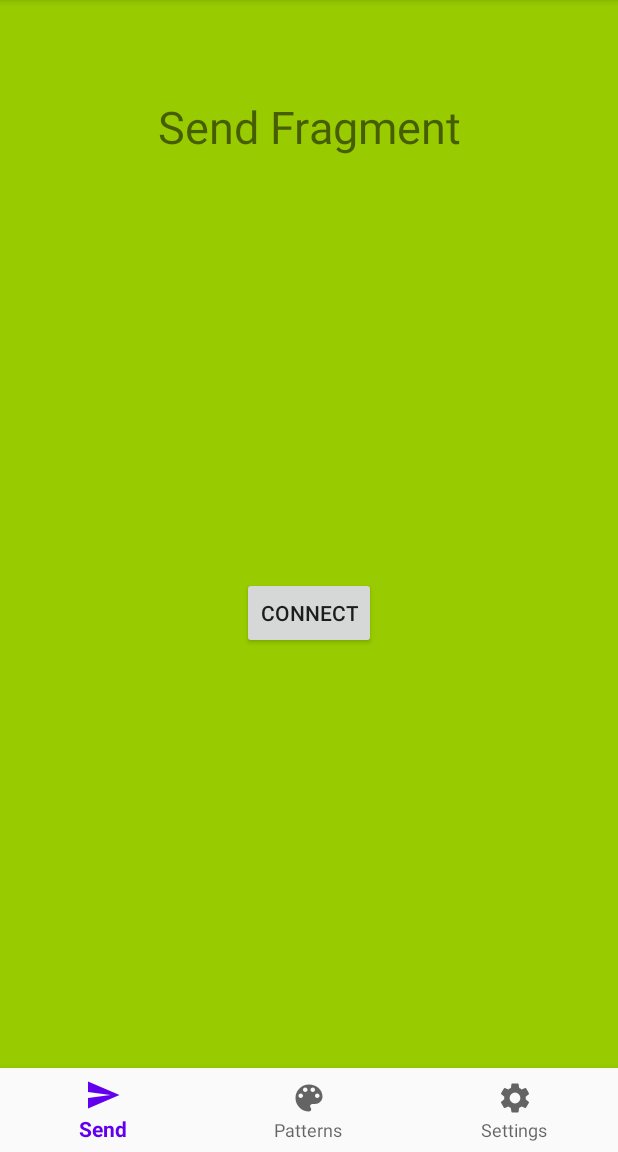
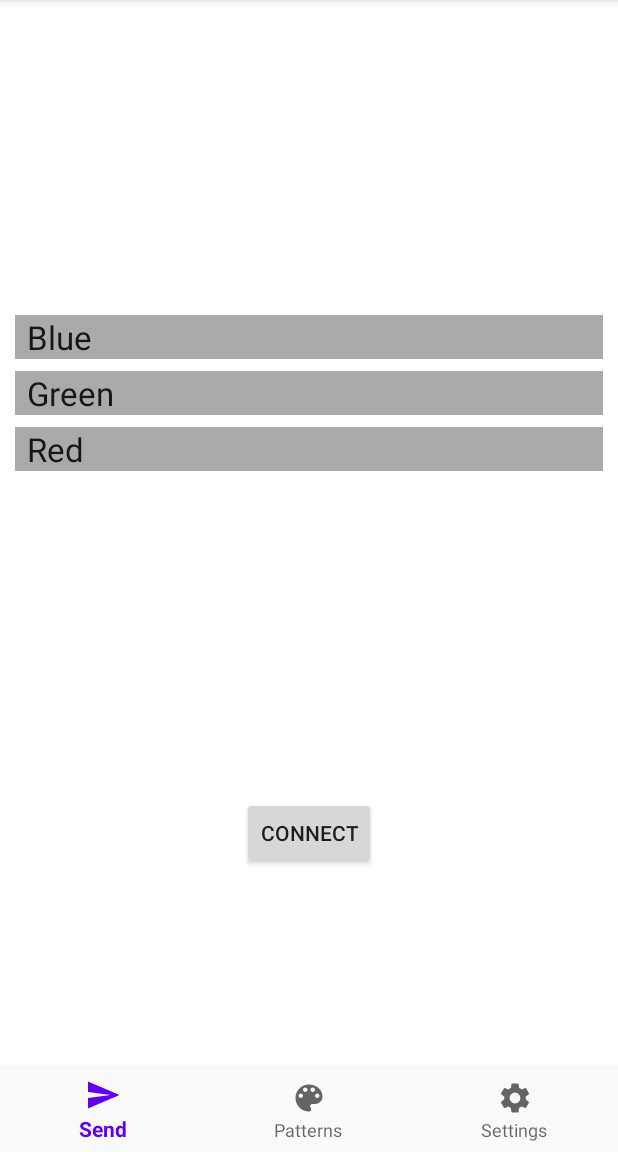
Before and after one commit to Lazloian/LEDControllerV2, an Android app: the screen it shows after launch (MainActivity), on a phone screen of 412 x 824 dp, the part 84-1236 px from its top. Run offline under Robolectric (Android 15) with nearby library versions, the light colour scheme and no system bars; our stand-ins replace EventBus, Room's generated code.

Commit message:
simple color sending

```diff
--- a/AndroidApp/LEDController/app/src/main/java/com/example/ledcontroller/ColorPattern.java
+++ b/AndroidApp/LEDController/app/src/main/java/com/example/ledcontroller/ColorPattern.java
@@ -18,10 +18,10 @@ public class ColorPattern {
     // code to send to esp32
     @NonNull
     @ColumnInfo(name = "code")
-    private String mCode;
+    private byte[] mCode;
 
     // constructor
-    public ColorPattern(@NonNull String name, @NonNull String code)
+    public ColorPattern(@NonNull String name, @NonNull byte[] code)
     {
         this.mName = name;
         this.mCode = code;
@@ -34,7 +34,7 @@ public class ColorPattern {
     }
 
     // get code
-    public String getCode()
+    public byte[] getCode()
     {
         return this.mCode;
     }
--- a/AndroidApp/LEDController/app/src/main/java/com/example/ledcontroller/PatternDao.java
+++ b/AndroidApp/LEDController/app/src/main/java/com/example/ledcontroller/PatternDao.java
@@ -23,6 +23,9 @@ public interface PatternDao { // public in the following methods is redundant si
     @Delete // deletes the pattern with the same primary key
     void delete(ColorPattern colorPattern);
 
+    @Query("DELETE FROM pattern_table") // deletes all entities in the pattern table
+    void deleteAll();
+
     @Query("SELECT * from pattern_table ORDER BY name ASC") // returns an alphabetized list of all the patterns
     LiveData<List<ColorPattern>> getPatterns();
 }
--- a/AndroidApp/LEDController/app/src/main/java/com/example/ledcontroller/PatternDatabase.java
+++ b/AndroidApp/LEDController/app/src/main/java/com/example/ledcontroller/PatternDatabase.java
@@ -52,6 +52,17 @@ public abstract class PatternDatabase extends RoomDatabase {
             {
                 PatternDao dao = INSTANCE.patternDao();
                 // interact with the database below
+                // delete previous patterns (for testing)
+                dao.deleteAll();
+                byte[] code = {'h', 0 - 128};
+                ColorPattern pattern = new ColorPattern("Red", code);
+                dao.insert(pattern);
+                code[1] = 96 - 128;
+                pattern = new ColorPattern("Green", code);
+                dao.insert(pattern);
+                code[1] = 160 - 128;
+                pattern = new ColorPattern("Blue", code);
+                dao.insert(pattern);
             });
         }
     };
--- /dev/null
+++ b/AndroidApp/LEDController/app/src/main/java/com/example/ledcontroller/PatternListAdapter.java
@@ -0,0 +1,97 @@
+package com.example.ledcontroller;
+
+import android.content.Context;
+import android.view.LayoutInflater;
+import android.view.View;
+import android.view.ViewGroup;
+import android.widget.TextView;
+
+import androidx.recyclerview.widget.RecyclerView;
+
+import java.util.List;
+
+public class PatternListAdapter extends RecyclerView.Adapter<PatternListAdapter.PatternViewHolder>  {
+
+    // holder for each pattern in recyclerView
+    public static class PatternViewHolder extends RecyclerView.ViewHolder implements View.OnClickListener
+    {
+        private final TextView patternNameView;
+        OnPatternListener onPatternListener;
+
+        private PatternViewHolder(View itemView, OnPatternListener onPatternListener)
+        {
+            super(itemView);
+            patternNameView = itemView.findViewById(R.id.textView);
+            this.onPatternListener = onPatternListener;
+
+            itemView.setOnClickListener(this);
+        }
+
+        @Override
+        public void onClick(View v) {
+            onPatternListener.onPatternClick(getAdapterPosition());
+        }
+    }
+
+    private final LayoutInflater mInflater;
+    private List<ColorPattern> mPatterns;
+    private OnPatternListener mOnPatternListener;
+
+    // get inflater and onPatternListener
+    PatternListAdapter(Context context, OnPatternListener onPatternListener)
+    {
+        mInflater = LayoutInflater.from(context);
+        this.mOnPatternListener = onPatternListener;
+
+    }
+
+    // inflate each viewHolder when it is created
+    @Override
+    public PatternViewHolder onCreateViewHolder(ViewGroup parent, int viewType)
+    {
+        View itemView = mInflater.inflate(R.layout.recyclerview_item, parent, false);
+        return new PatternViewHolder(itemView, mOnPatternListener);
+    }
+
+    // a pattern is put into each newly bound viewHolder based on its position
+    @Override
+    public void onBindViewHolder(PatternViewHolder holder, int position)
+    {
+        // make sure there are patterns in the list
+        if (mPatterns != null)
+        {
+            ColorPattern current = mPatterns.get(position);
+            holder.patternNameView.setText(current.getName());
+        }
+        else
+        {
+            holder.patternNameView.setText("No Pattern");
+        }
+    }
+
+    // sets a new list of patterns to use
+    void setPatterns(List<ColorPattern> patterns)
+    {
+        mPatterns = patterns;
+        notifyDataSetChanged();
+    }
+
+    // returns the number of patterns in mPatterns
+    public int getItemCount()
+    {
+        if (mPatterns != null)
+        {
+            return mPatterns.size();
+        }
+        else
+        {
+            return 0;
+        }
+    }
+
+    // interface for getting the clicked pattern
+    public interface OnPatternListener
+    {
+        void onPatternClick(int position);
+    }
+}
--- a/AndroidApp/LEDController/app/src/main/java/com/example/ledcontroller/SendFragment.java
+++ b/AndroidApp/LEDController/app/src/main/java/com/example/ledcontroller/SendFragment.java
@@ -12,13 +12,18 @@ import android.widget.Button;
 import androidx.annotation.NonNull;
 import androidx.annotation.Nullable;
 import androidx.fragment.app.Fragment;
+import androidx.lifecycle.Observer;
+import androidx.lifecycle.ViewModelProvider;
+import androidx.recyclerview.widget.LinearLayoutManager;
+import androidx.recyclerview.widget.RecyclerView;
 
 import org.greenrobot.eventbus.EventBus;
 
-public class SendFragment extends Fragment {
+import java.util.List;
+
+public class SendFragment extends Fragment implements PatternListAdapter.OnPatternListener  {
 
     private static final String TAG = "SendFragment";
-    private Button connectButton;
 
     @Nullable
     @Override
@@ -27,17 +32,43 @@ public class SendFragment extends Fragment {
         View view = inflater.inflate(R.layout.fragment_send, container, false);
 
         // reference graphical elements
-        connectButton = view.findViewById(R.id.button_connect);
+        Button connectButton = view.findViewById(R.id.button_connect);
 
         // connectButton listener, sends a request to connect to the esp32 ledController
         connectButton.setOnClickListener(new View.OnClickListener() {
             @Override
             public void onClick(View v) {
-                sendMessage(MainMessage.BT_CONNECT);
+                sendMessage(MainMessage.BT_CONNECT, 0);
             }
         });
 
         return view;
+    }
+
+    // called after OnCreateView, recycler view goes here because of the adapter and viewModel
+    @Override
+    public void onViewCreated(@NonNull View view, Bundle savedInstanceState)
+    {
+        super.onViewCreated(view, savedInstanceState);
+
+        // get recyclerview
+        RecyclerView recyclerView = view.findViewById(R.id.recyclerview);
+
+        // create list adapter with fragment's context
+        final PatternListAdapter adapter = new PatternListAdapter(getContext(), this);
+        recyclerView.setAdapter(adapter);
+        recyclerView.setLayoutManager(new LinearLayoutManager(getContext()));
+
+        // get PatternViewModel, this is the same one created in the main activity
+        PatternViewModel mPatternViewModel = new ViewModelProvider(requireActivity()).get(PatternViewModel.class);
+
+        // set observer to update the adapter
+        mPatternViewModel.getAllColorPatterns().observe(requireActivity(), new Observer<List<ColorPattern>>() {
+            @Override
+            public void onChanged(List<ColorPattern> colorPatterns) {
+                adapter.setPatterns(colorPatterns);
+            }
+        });
     }
 
     @Override
@@ -46,11 +77,16 @@ public class SendFragment extends Fragment {
     }
 
     // sends a message using EventBus
-    private void sendMessage(int message)
+    private void sendMessage(int message, int position)
     {
         Log.d(TAG, "Sending Message from SendFragment: " + message);
-        EventBus.getDefault().post(new MainMessage(message));
+        EventBus.getDefault().post(new MainMessage(message, position));
     }
 
+    // runs when the pattern is clicked in the recyclerView
+    @Override
+    public void onPatternClick(int position) {
+        sendMessage(MainMessage.BT_SEND, position);
 
+    }
 }
--- a/AndroidApp/LEDController/app/src/main/res/layout/fragment_send.xml
+++ b/AndroidApp/LEDController/app/src/main/res/layout/fragment_send.xml
@@ -4,27 +4,28 @@
     xmlns:tools="http://schemas.android.com/tools"
     android:layout_width="match_parent"
     android:layout_height="match_parent"
-    android:background="@android:color/holo_green_light">
+    android:background="@android:color/background_light">
 
-    <TextView
-        android:id="@+id/textView"
-        android:layout_width="wrap_content"
+    <androidx.recyclerview.widget.RecyclerView
+        android:id="@+id/recyclerview"
+        android:layout_width="match_parent"
         android:layout_height="wrap_content"
-        android:layout_marginTop="64dp"
-        android:text="Send Fragment"
-        android:textSize="30sp"
-        app:layout_constraintEnd_toEndOf="parent"
-        app:layout_constraintStart_toStartOf="parent"
-        app:layout_constraintTop_toTopOf="parent" />
+        android:padding="10dp"
+        tools:listitem="@layout/recyclerview_item"
+        app:layout_constraintBottom_toTopOf="@+id/button_connect"
+        app:layout_constraintTop_toTopOf="parent"
+        app:layout_constraintRight_toRightOf="parent"
+        app:layout_constraintLeft_toLeftOf="parent" />
 
     <Button
         android:id="@+id/button_connect"
-        android:text="Connect"
         android:layout_width="wrap_content"
         android:layout_height="wrap_content"
+        android:text="@string/button_connect"
         app:layout_constraintBottom_toBottomOf="parent"
         app:layout_constraintEnd_toEndOf="parent"
         app:layout_constraintStart_toStartOf="parent"
-        app:layout_constraintTop_toBottomOf="@+id/textView" />
+        app:layout_constraintTop_toTopOf="parent"
+        app:layout_constraintVertical_bias="0.8" />
 
 </androidx.constraintlayout.widget.ConstraintLayout>
--- /dev/null
+++ b/AndroidApp/LEDController/app/src/main/res/layout/recyclerview_item.xml
@@ -0,0 +1,14 @@
+<?xml version="1.0" encoding="utf-8"?>
+<LinearLayout
+    xmlns:android="http://schemas.android.com/apk/res/android" android:layout_width="match_parent"
+    android:layout_height="wrap_content"
+    android:orientation="vertical">
+
+    <TextView
+        android:id="@+id/textView"
+        style="@style/word_title"
+        android:layout_width="match_parent"
+        android:layout_height="wrap_content"
+        android:background="@android:color/darker_gray" />
+
+</LinearLayout>
--- a/AndroidApp/LEDController/app/src/main/res/values/strings.xml
+++ b/AndroidApp/LEDController/app/src/main/res/values/strings.xml
@@ -1,3 +1,4 @@
 <resources>
     <string name="app_name">LEDController</string>
+    <string name="button_connect">Connect</string>
 </resources>
--- a/AndroidApp/LEDController/app/src/main/res/values/styles.xml
+++ b/AndroidApp/LEDController/app/src/main/res/values/styles.xml
@@ -8,4 +8,13 @@
         <item name="colorAccent">@color/colorAccent</item>
     </style>
 
+    <!-- The default font for RecyclerView items is too small.
+The margin is a simple delimiter between the words. -->
+    <style name="word_title">
+        <item name="android:layout_width">match_parent</item>
+        <item name="android:layout_marginBottom">8dp</item>
+        <item name="android:paddingLeft">8dp</item>
+        <item name="android:background">@android:color/holo_orange_light</item>
+        <item name="android:textAppearance">@android:style/TextAppearance.Large</item>
+    </style>
 </resources>
```
Also changed, not shown: AndroidApp/LEDController/app/src/main/java/com/example/ledcontroller/BluetoothConnectionService.java (+6 -7 lines), AndroidApp/LEDController/app/src/main/java/com/example/ledcontroller/MainActivity.java (+42 -5 lines), AndroidApp/LEDController/app/src/main/java/com/example/ledcontroller/MainMessage.java (+9 -1 lines), 1 other file.
